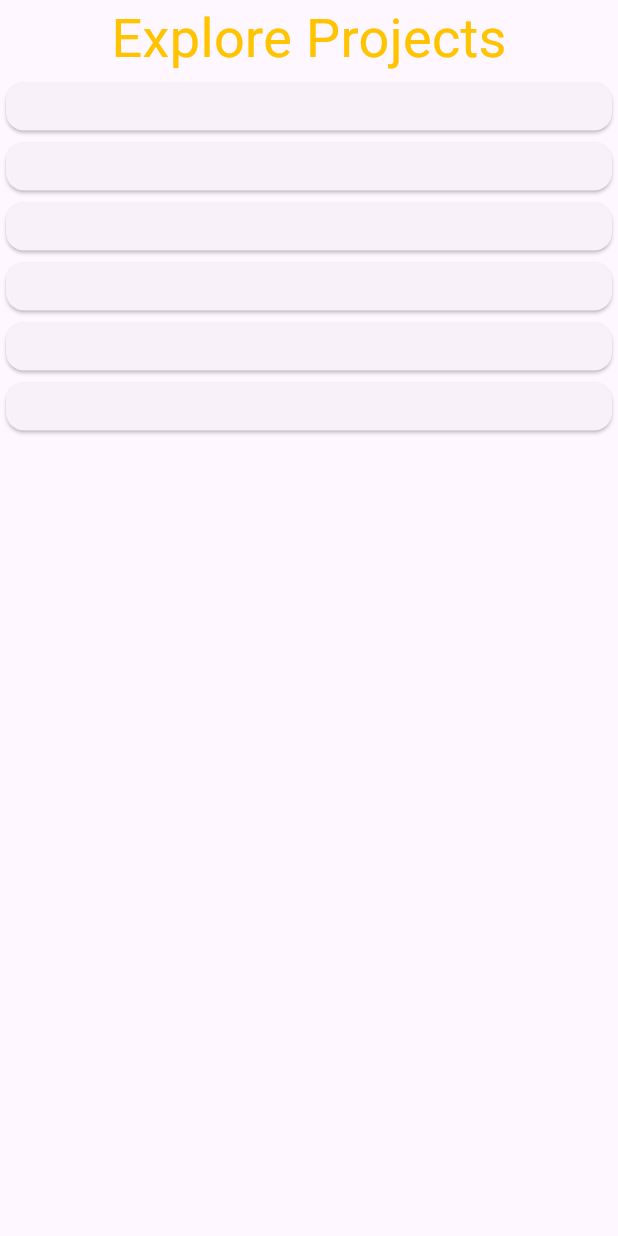
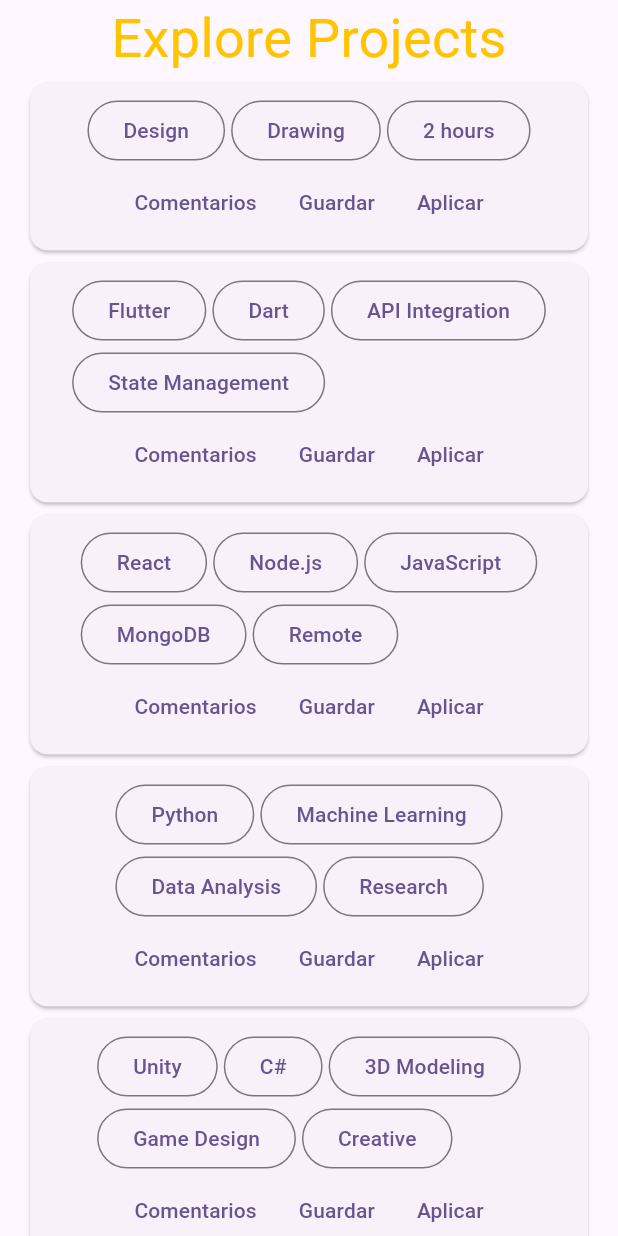
Before and after one commit to Moviles-2025-2-Grupo-Chevere/TalentBridge, a Flutter app: the MainFeed widget shown alone on an empty page, opened directly, on a phone screen of 412 x 824 dp. Run offline on Flutter 3.47's test engine with Material 3 defaults, Android fonts, the phone set to English and light mode, and no system bars.

Commit message:
Feature: Added bottom card buttons

```diff
--- a/talent_bridge_fl/lib/components/project_post.dart
+++ b/talent_bridge_fl/lib/components/project_post.dart
@@ -9,7 +9,29 @@ class ProjectPost extends StatelessWidget {
   @override
   Widget build(BuildContext context) {
     return Card(
-      child: Padding(padding: const EdgeInsets.all(16)),
+      child: Padding(
+        padding: const EdgeInsets.symmetric(horizontal: 4, vertical: 8),
+        child: Column(
+          children: [
+            Wrap(
+              spacing: 4,
+              children: [
+                ...project.skills.map(
+                  (v) => OutlinedButton(onPressed: () {}, child: Text(v)),
+                ),
+              ],
+            ),
+            Wrap(
+              spacing: 4,
+              children: [
+                TextButton(onPressed: () {}, child: Text('Comentarios')),
+                TextButton(onPressed: () {}, child: Text('Guardar')),
+                TextButton(onPressed: () {}, child: Text('Aplicar')),
+              ],
+            ),
+          ],
+        ),
+      ),
     );
   }
 }
--- a/talent_bridge_fl/lib/views/main-feed/main_feed.dart
+++ b/talent_bridge_fl/lib/views/main-feed/main_feed.dart
@@ -1,6 +1,5 @@
 import 'package:flutter/material.dart';
 import 'package:talent_bridge_fl/components/project_list.dart';
-import 'package:talent_bridge_fl/components/project_post.dart';
 import 'package:talent_bridge_fl/data/project_service.dart';
 
 class MainFeed extends StatelessWidget {
@@ -26,7 +25,10 @@ class MainFeed extends StatelessWidget {
           ],
         ),
         Expanded(
-          child: ProjectList(projects: projects),
+          child: Padding(
+            padding: const EdgeInsets.symmetric(horizontal: 16, vertical: 0),
+            child: ProjectList(projects: projects),
+          ),
         ),
       ],
     );
```
